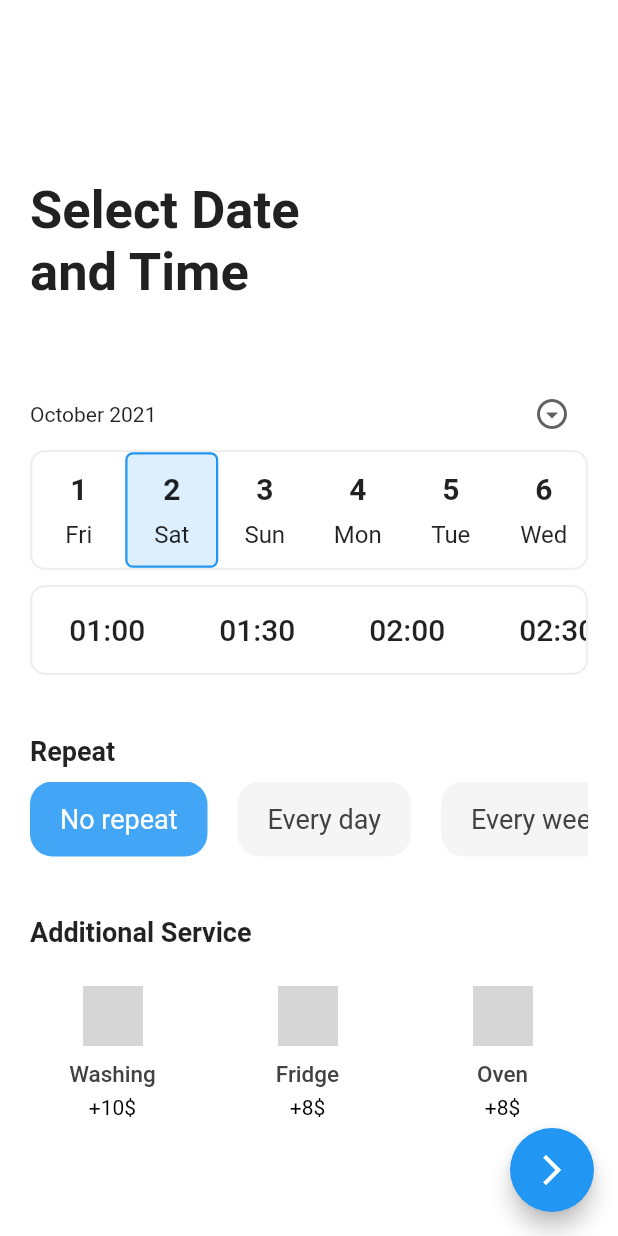
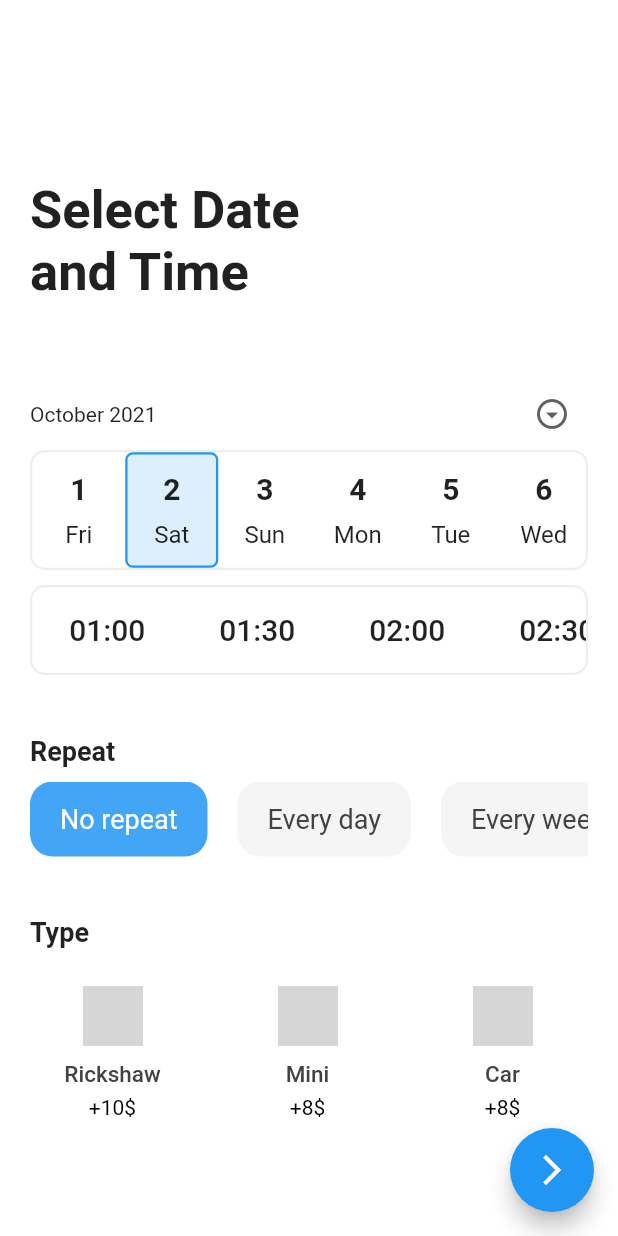
Before and after one commit to Aqib-Malik/ride_sharing_app, a Flutter app: the DateAndTime screen opened directly, on a phone screen of 412 x 824 dp. Run offline on Flutter 3.47's test engine with Material 2 defaults, Android fonts, the light colour scheme and no system bars; drawn by our look-alikes of scrollable_positioned_list; our stand-ins replace firebase_auth, flutter_login, font_awesome_flutter, get, lottie, simple_animations; accounts and stored records are empty; network calls fail; grey boxes are pictures that could not be loaded.

Commit message:
commit 3

```diff
--- a/lib/views/home_screens/pages/date_time.dart
+++ b/lib/views/home_screens/pages/date_time.dart
@@ -110,11 +110,11 @@ class _DateAndTimeState extends State<DateAndTime> {
   ];
 
   final List<dynamic> _exteraCleaning = [
-    ['Washing', 'https://img.icons8.com/office/2x/washing-machine.png', '10'],
-    ['Fridge', 'https://img.icons8.com/cotton/2x/fridge.png', '8'],
-    ['Oven', 'https://img.icons8.com/external-becris-lineal-color-becris/2x/external-oven-kitchen-cooking-becris-lineal-color-becris.png', '8'],
-    ['Vehicle', 'https://img.icons8.com/external-vitaliy-gorbachev-blue-vitaly-gorbachev/2x/external-bycicle-carnival-vitaliy-gorbachev-blue-vitaly-gorbachev.png', '20'],
-    ['Windows', 'https://img.icons8.com/external-kiranshastry-lineal-color-kiranshastry/2x/external-window-interiors-kiranshastry-lineal-color-kiranshastry-1.png', '20'],
+    ['Rickshaw', 'https://cdn-icons-png.flaticon.com/128/3132/3132431.png', '10'],
+    ['Mini', 'https://cdn-icons-png.flaticon.com/128/5393/5393902.png', '8'],
+    ['Car', 'https://cdn-icons-png.flaticon.com/128/3774/3774278.png', '8'],
+    // ['Vehicle', 'https://img.icons8.com/external-vitaliy-gorbachev-blue-vitaly-gorbachev/2x/external-bycicle-carnival-vitaliy-gorbachev-blue-vitaly-gorbachev.png', '20'],
+    // ['Windows', 'https://img.icons8.com/external-kiranshastry-lineal-color-kiranshastry/2x/external-window-interiors-kiranshastry-lineal-color-kiranshastry-1.png', '20'],
   ];
 
   @override
@@ -297,7 +297,7 @@ class _DateAndTimeState extends State<DateAndTime> {
                 )
               ),
               SizedBox(height: 40,),
-              FadeAnimation(1.4, Text("Additional Service", style: TextStyle(fontSize: 18, fontWeight: FontWeight.w600),)),
+              FadeAnimation(1.4, Text("Type", style: TextStyle(fontSize: 18, fontWeight: FontWeight.w600),)),
               SizedBox(height: 10,),
               Container(
                 height: 120,
--- a/lib/views/home_screens/pages/start.dart
+++ b/lib/views/home_screens/pages/start.dart
@@ -164,7 +164,7 @@ class _StartPageState extends State<StartPage> {
           children: <Widget>[
             Image.network(image, height: 30),
             SizedBox(height: 10,),
-            Text(name, style: TextStyle(fontSize: 14),)
+            Text(name, style: TextStyle(fontSize: 12),)
           ]
         ),
       ),
```
Also changed, not shown: lib/views/home_screens/pages/cleaning.dart (+84 -35 lines).
